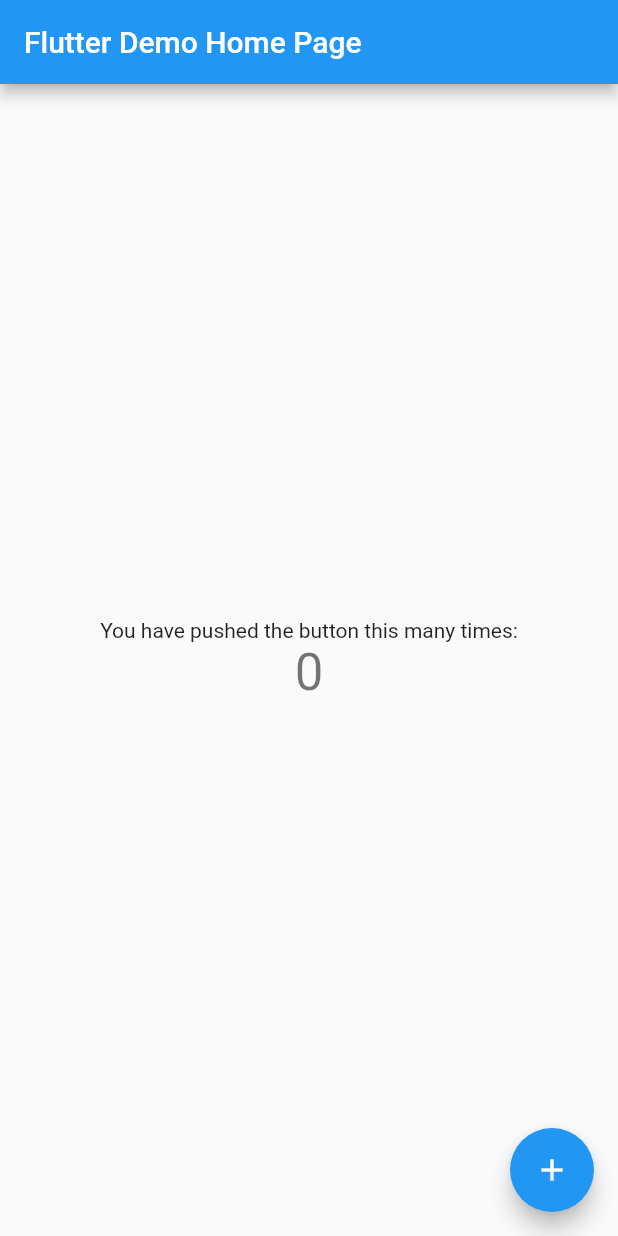
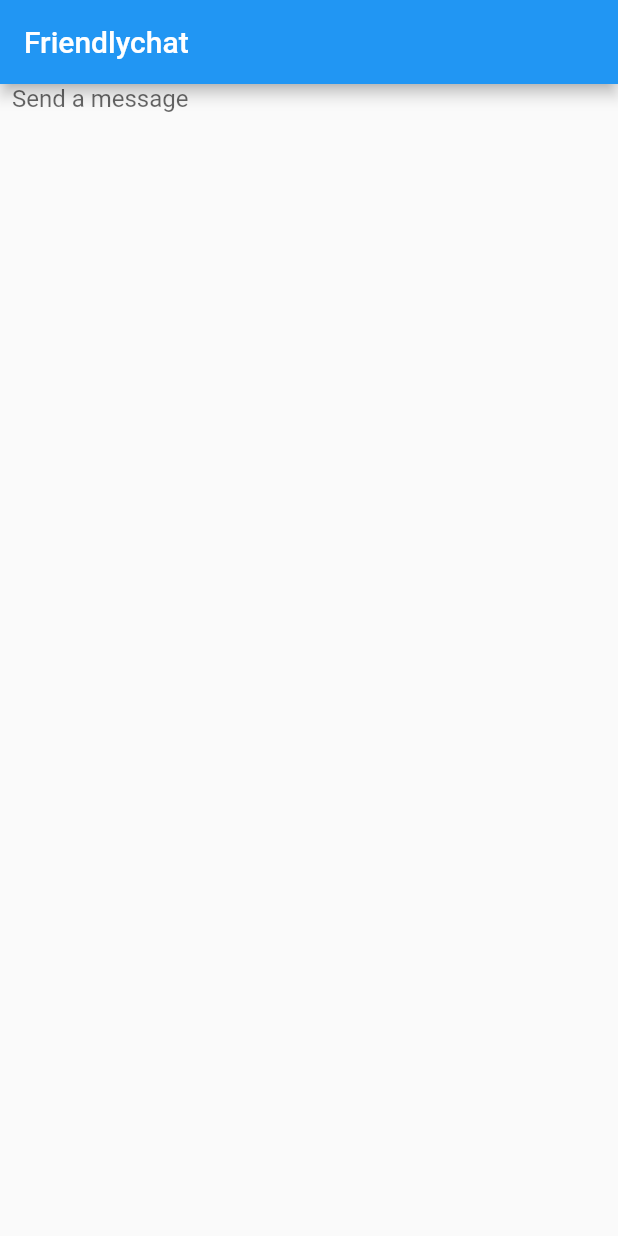
Before and after one commit to timj911/my_friendlychat, a Flutter app: the screen it shows after launch, on a phone screen of 412 x 824 dp. Run offline on Flutter 3.47's test engine with Material 2 defaults, Android fonts, the phone set to English and light mode, and no system bars.

Commit message:
Added TextField

```diff
--- a/lib/main.dart
+++ b/lib/main.dart
@@ -1,109 +1,46 @@
 import 'package:flutter/material.dart';
 
-void main() => runApp(new MyApp());
+void main() {
+  runApp(new FriendlyChatApp());
+}
 
-class MyApp extends StatelessWidget {
-  // This widget is the root of your application.
+class FriendlyChatApp extends StatelessWidget {
   @override
   Widget build(BuildContext context) {
     return new MaterialApp(
-      title: 'Flutter Demo',
-      theme: new ThemeData(
-        // This is the theme of your application.
-        //
-        // Try running your application with "flutter run". You'll see the
-        // application has a blue toolbar. Then, without quitting the app, try
-        // changing the primarySwatch below to Colors.green and then invoke
-        // "hot reload" (press "r" in the console where you ran "flutter run",
-        // or press Run > Flutter Hot Reload in IntelliJ). Notice that the
-        // counter didn't reset back to zero; the application is not restarted.
-        primarySwatch: Colors.blue,
-      ),
-      home: new MyHomePage(title: 'Flutter Demo Home Page'),
+      title: "Friendlychat",
+      home: new ChatScreen(),
     );
   }
 }
 
-class MyHomePage extends StatefulWidget {
-  MyHomePage({Key key, this.title}) : super(key: key);
-
-  // This widget is the home page of your application. It is stateful, meaning
-  // that it has a State object (defined below) that contains fields that affect
-  // how it looks.
-
-  // This class is the configuration for the state. It holds the values (in this
-  // case the title) provided by the parent (in this case the App widget) and
-  // used by the build method of the State. Fields in a Widget subclass are
-  // always marked "final".
-
-  final String title;
-
+class ChatScreen extends StatefulWidget {
   @override
-  _MyHomePageState createState() => new _MyHomePageState();
+  State createState() => new ChatScreenState();
 }
 
-class _MyHomePageState extends State<MyHomePage> {
-  int _counter = 0;
+class ChatScreenState extends State<ChatScreen> {
+  final TextEditingController _textController = new TextEditingController();
 
-  void _incrementCounter() {
-    setState(() {
-      // This call to setState tells the Flutter framework that something has
-      // changed in this State, which causes it to rerun the build method below
-      // so that the display can reflect the updated values. If we changed
-      // _counter without calling setState(), then the build method would not be
-      // called again, and so nothing would appear to happen.
-      _counter++;
-    });
+  Widget _buildTextComposer() {
+    return new Container(
+      margin: const EdgeInsets.symmetric(horizontal: 8.0),
+      child: new TextField(
+        controller: _textController,
+        onSubmitted: _handleSubmitted,
+        decoration: new InputDecoration.collapsed(hintText: "Send a message"),
+      ),
+    );
+  }
+
+  void _handleSubmitted(String text) {
+    _textController.clear();
   }
 
   @override
   Widget build(BuildContext context) {
-    // This method is rerun every time setState is called, for instance as done
-    // by the _incrementCounter method above.
-    //
-    // The Flutter framework has been optimized to make rerunning build methods
-    // fast, so that you can just rebuild anything that needs updating rather
-    // than having to individually change instances of widgets.
     return new Scaffold(
-      appBar: new AppBar(
-        // Here we take the value from the MyHomePage object that was created by
-        // the App.build method, and use it to set our appbar title.
-        title: new Text(widget.title),
-      ),
-      body: new Center(
-        // Center is a layout widget. It takes a single child and positions it
-        // in the middle of the parent.
-        child: new Column(
-          // Column is also layout widget. It takes a list of children and
-          // arranges them vertically. By default, it sizes itself to fit its
-          // children horizontally, and tries to be as tall as its parent.
-          //
-          // Invoke "debug paint" (press "p" in the console where you ran
-          // "flutter run", or select "Toggle Debug Paint" from the Flutter tool
-          // window in IntelliJ) to see the wireframe for each widget.
-          //
-          // Column has various properties to control how it sizes itself and
-          // how it positions its children. Here we use mainAxisAlignment to
-          // center the children vertically; the main axis here is the vertical
-          // axis because Columns are vertical (the cross axis would be
-          // horizontal).
-          mainAxisAlignment: MainAxisAlignment.center,
-          children: <Widget>[
-            new Text(
-              'You have pushed the button this many times:',
-            ),
-            new Text(
-              '$_counter',
-              style: Theme.of(context).textTheme.display1,
-            ),
-          ],
-        ),
-      ),
-      floatingActionButton: new FloatingActionButton(
-        onPressed: _incrementCounter,
-        tooltip: 'Increment',
-        child: new Icon(Icons.add),
-      ), // This trailing comma makes auto-formatting nicer for build methods.
-    );
+        appBar: new AppBar(title: new Text("Friendlychat")),
+        body: _buildTextComposer());
   }
 }
```
